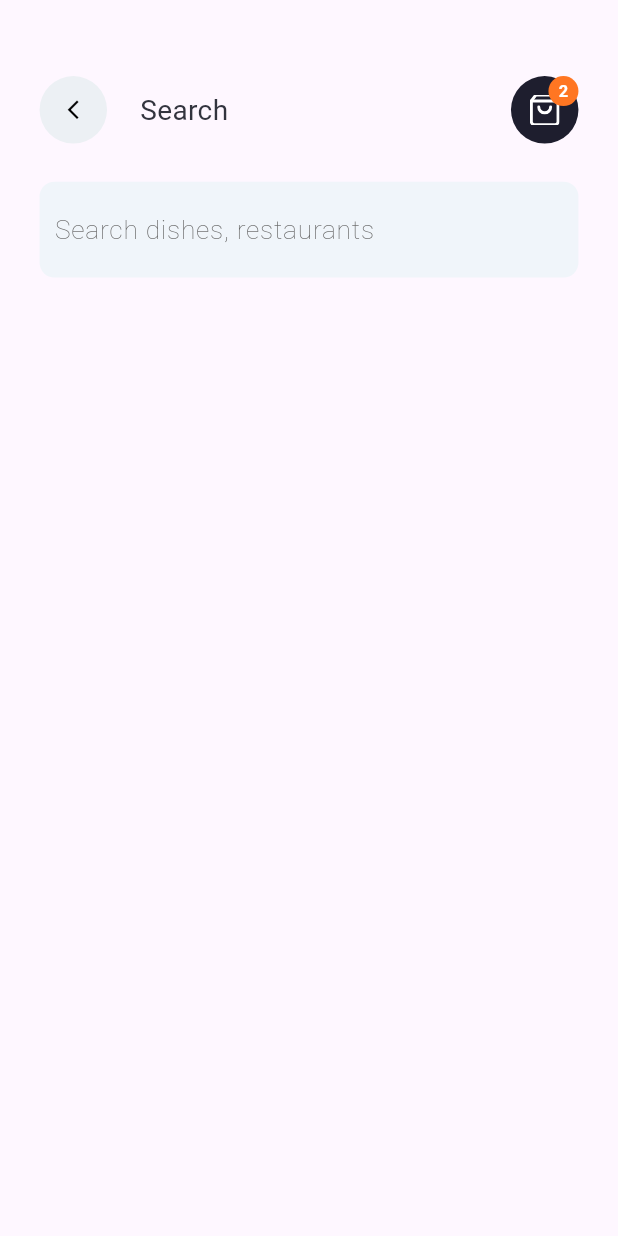
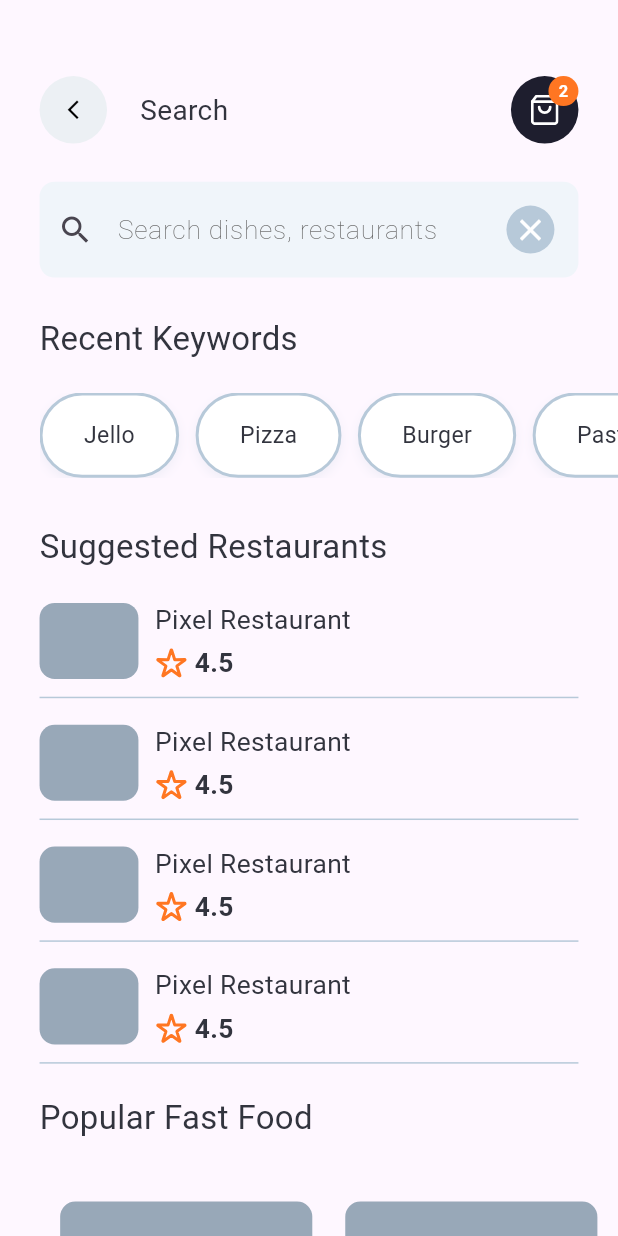
Before and after one commit to Teewhydot/food, a Flutter app: the screen it shows after launch, on a phone screen of 412 x 824 dp. Run offline on Flutter 3.47's test engine with Material 3 defaults, Android fonts, the phone set to English and light mode, and no system bars; our stand-ins replace cached_network_image, dartz, firebase_auth, flutter_screenutil, flutter_svg, get and 6 more; accounts and stored records are empty; Roboto replaces fonts that are missing (Sen).

Commit message:
Continued working on search screen.

```diff
--- /dev/null
+++ b/devtools_options.yaml
@@ -0,0 +1,3 @@
+description: This file stores settings for Dart & Flutter DevTools.
+documentation: https://docs.flutter.dev/tools/devtools/extensions#configure-extension-enablement-states
+extensions:
--- a/lib/food/components/image.dart
+++ b/lib/food/components/image.dart
@@ -3,13 +3,13 @@ import 'package:flutter/material.dart';
 import 'package:flutter_screenutil/flutter_screenutil.dart';
 import 'package:flutter_svg/svg.dart';
 
-enum FoodImageType { asset, network, svg }
+enum FoodAssetType { asset, network, svg }
 
 class FImage extends StatelessWidget {
   final String assetPath;
   final double width, height, borderRadius;
   final BoxFit fit;
-  final FoodImageType imageType;
+  final FoodAssetType assetType;
   final Color? svgAssetColor;
   final MainAxisAlignment imageAlignment = MainAxisAlignment.center;
 
@@ -21,20 +21,20 @@ class FImage extends StatelessWidget {
     this.borderRadius = 0.0,
     this.svgAssetColor,
     this.fit = BoxFit.cover,
-    this.imageType = FoodImageType.asset,
+    this.assetType = FoodAssetType.asset,
   });
   @override
   Widget build(BuildContext context) {
     return ClipRRect(
       borderRadius: BorderRadius.circular(borderRadius),
-      child: switch (imageType) {
-        FoodImageType.asset => Image.asset(
+      child: switch (assetType) {
+        FoodAssetType.asset => Image.asset(
           assetPath,
           width: width.w,
           height: height.h,
           fit: fit,
         ),
-        FoodImageType.network => CachedNetworkImage(
+        FoodAssetType.network => CachedNetworkImage(
           imageUrl: assetPath,
           width: width.w,
           height: height.h,
@@ -44,11 +44,10 @@ class FImage extends StatelessWidget {
               (context, url) =>
                   const Center(child: CircularProgressIndicator.adaptive()),
         ),
-        FoodImageType.svg => SvgPicture.asset(
+        FoodAssetType.svg => SvgPicture.asset(
           assetPath,
           width: width.w,
           height: height.h,
-          fit: fit,
           color: svgAssetColor,
         ),
       },
--- a/lib/food/components/textfields.dart
+++ b/lib/food/components/textfields.dart
@@ -39,7 +39,7 @@ class FTextField extends StatelessWidget {
   final VoidCallback? dropDownPressed;
   final bool hasLabel;
   final double height;
-  final Widget? prefix;
+  final Widget? prefix, suffix;
   final TextCapitalization textCapitalization;
   const FTextField({
     super.key,
@@ -77,6 +77,7 @@ class FTextField extends StatelessWidget {
     this.hasLabel = true,
     this.height = 62,
     this.prefix,
+    this.suffix,
   });
 
   @override
@@ -145,9 +146,14 @@ class FTextField extends StatelessWidget {
                             size: 20.sp,
                           ),
                         )
-                        : isDropDown == null
-                        ? const SizedBox.shrink()
-                        : Container(child: isDropDown),
+                        : Padding(
+                          padding: const EdgeInsetsDirectional.only(
+                            end: 16,
+                            // top: 21,
+                            // bottom: 21,
+                          ),
+                          child: suffix,
+                        ),
                 errorStyle: TextStyle(
                   height: 1.2.sp,
                   color: Colors.red,
--- a/lib/food/features/auth/presentation/screens/location.dart
+++ b/lib/food/features/auth/presentation/screens/location.dart
@@ -37,7 +37,7 @@ class _LocationState extends State<Location> {
             FButton(
               buttonText: "ACCESS LOCATION",
               icon: FImage(
-                imageType: FoodImageType.svg,
+                assetType: FoodAssetType.svg,
                 assetPath: Assets.svgsLocationIcon,
                 width: 32,
                 height: 32,
--- a/lib/food/features/auth/presentation/widgets/auth_template.dart
+++ b/lib/food/features/auth/presentation/widgets/auth_template.dart
@@ -38,7 +38,7 @@ class _AuthTemplateState extends State<AuthTemplate> {
           Container(width: 1.sw, color: kAuthBgColorDark),
           FImage(
             assetPath: Assets.svgsSpiralDesign,
-            imageType: FoodImageType.svg,
+            assetType: FoodAssetType.svg,
             width: 177,
             height: 177,
           ),
@@ -46,7 +46,7 @@ class _AuthTemplateState extends State<AuthTemplate> {
             right: 0,
             child: FImage(
               assetPath: Assets.svgsLineDesign,
-              imageType: FoodImageType.svg,
+              assetType: FoodAssetType.svg,
               width: 201,
               height: 444,
               svgAssetColor: widget.lineDesignColor,
--- a/lib/food/features/home/presentation/screens/search.dart
+++ b/lib/food/features/home/presentation/screens/search.dart
@@ -4,11 +4,14 @@ import 'package:food/food/components/scaffold.dart';
 import 'package:food/food/components/texts/texts.dart';
 import 'package:food/food/core/theme/colors.dart';
 import 'package:food/food/features/auth/presentation/widgets/back_widget.dart';
+import 'package:food/food/features/home/presentation/screens/home.dart';
 import 'package:food/food/features/home/presentation/widgets/cart_widget.dart';
 import 'package:food/food/features/home/presentation/widgets/search_widget.dart';
 import 'package:get/get.dart';
 
 import '../../../../core/constants/app_constants.dart';
+import '../widgets/food_widget.dart';
+import '../widgets/restaurant_widget.dart';
 
 class Search extends StatefulWidget {
   const Search({super.key});
@@ -18,10 +21,12 @@ class Search extends StatefulWidget {
 }
 
 class _SearchState extends State<Search> {
+  List<String> recentKeywords = ["Jello", "Pizza", "Burger", "Pasta", "Salad"];
   @override
   Widget build(BuildContext context) {
     return FScaffold(
-      body: Column(
+      body: SingleChildScrollView(
+        child: Column(
           children: [
             50.verticalSpace,
             Row(
@@ -44,8 +49,106 @@ class _SearchState extends State<Search> {
             ),
             25.verticalSpace,
             SearchWidget(),
+            25.verticalSpace,
+            SectionHead(title: "Recent Keywords", isActionVisible: false),
+            20.verticalSpace,
+            SizedBox(
+              height: 56.h,
+              child: ListView.separated(
+                separatorBuilder: (context, index) => 10.horizontalSpace,
+                scrollDirection: Axis.horizontal,
+                itemCount: recentKeywords.length,
+                itemBuilder: (context, index) {
+                  return KeywordWidget(keyword: recentKeywords[index]);
+                },
+              ),
+            ),
+            30.verticalSpace,
+            SectionHead(title: "Suggested Restaurants", isActionVisible: false),
+            20.verticalSpace,
+            SingleChildScrollView(
+              scrollDirection: Axis.vertical,
+              child: Column(
+                spacing: 16,
+                children: [
+                  SuggestedRestaurant(name: "Pixel Restaurant", rating: "4.5"),
+                  SuggestedRestaurant(name: "Pixel Restaurant", rating: "4.5"),
+
+                  SuggestedRestaurant(name: "Pixel Restaurant", rating: "4.5"),
+                  SuggestedRestaurant(name: "Pixel Restaurant", rating: "4.5"),
+                ],
+              ),
+            ).paddingOnly(right: AppConstants.defaultPadding.w),
+            20.verticalSpace,
+            SectionHead(title: "Popular Fast Food", isActionVisible: false),
+            40.verticalSpace,
+            Wrap(
+              spacing: 20.w,
+              runSpacing: 20.h,
+              children: [
+                PopularFastFood(
+                  image: "assets/images/food1.png",
+                  name: "Pizza",
+                  restaurantName: "4.5",
+                  price: "\$10.00",
+                ),
+                PopularFastFood(
+                  image: "assets/images/food1.png",
+                  name: "Pizza",
+                  restaurantName: "4.5",
+                  price: "\$10.00",
+                ),
+                PopularFastFood(
+                  image: "assets/images/food1.png",
+                  name: "Pizza",
+                  restaurantName: "4.5",
+                  price: "\$10.00",
+                ),
+                PopularFastFood(
+                  image: "assets/images/food1.png",
+                  name: "Pizza",
+                  restaurantName: "4.5",
+                  price: "\$10.00",
+                ),
+              ],
+            ),
           ],
         ).paddingOnly(left: AppConstants.defaultPadding.w),
+      ),
     );
   }
 }
+
+class KeywordWidget extends StatelessWidget {
+  final String keyword;
+  const KeywordWidget({super.key, required this.keyword});
+
+  @override
+  Widget build(BuildContext context) {
+    return IntrinsicWidth(
+      child: Container(
+        height: 46.h,
+        decoration: BoxDecoration(
+          color: kWhiteColor,
+          borderRadius: BorderRadius.circular(33.r),
+          border: Border.all(color: kGreyColor, width: 2),
+          boxShadow: [
+            BoxShadow(
+              color: kGreyColor.withOpacity(0.2),
+              blurRadius: 5,
+              offset: const Offset(0, 3),
+            ),
+          ],
+        ),
+        child: Center(
+          child: FText(
+            text: keyword,
+            fontSize: 14,
+            fontWeight: FontWeight.w400,
+            color: kTextColorDark,
+          ).paddingSymmetric(horizontal: 25.w),
+        ),
+      ),
+    );
+  }
+}
--- a/lib/food/features/home/presentation/widgets/cart_widget.dart
+++ b/lib/food/features/home/presentation/widgets/cart_widget.dart
@@ -17,7 +17,7 @@ class CartWidget extends StatelessWidget {
           backgroundColor: kAuthBgColor,
           child: FImage(
             assetPath: Assets.svgsCartIcon,
-            imageType: FoodImageType.svg,
+            assetType: FoodAssetType.svg,
             svgAssetColor: kWhiteColor,
             width: 18,
             height: 20,
--- /dev/null
+++ b/lib/food/features/home/presentation/widgets/food_widget.dart
@@ -0,0 +1,24 @@
+import 'package:flutter/material.dart';
+import 'package:food/food/features/home/presentation/widgets/trapezoid_container.dart';
+import 'package:food/food/features/onboarding/presentation/widgets/food_container.dart';
+
+class PopularFastFood extends StatelessWidget {
+  final String image, name, restaurantName, price;
+  const PopularFastFood({
+    super.key,
+    required this.image,
+    required this.name,
+    required this.restaurantName,
+    required this.price,
+  });
+
+  @override
+  Widget build(BuildContext context) {
+    return Stack(
+      children: [
+        CustomPaint(painter: RPSCustomPainter(), size: Size(150, 123)),
+        FoodContainer(width: 153, height: 130),
+      ],
+    );
+  }
+}
--- a/lib/food/features/home/presentation/widgets/restaurant_widget.dart
+++ b/lib/food/features/home/presentation/widgets/restaurant_widget.dart
@@ -54,7 +54,7 @@ class RestaurantWidget extends StatelessWidget {
               children: [
                 FImage(
                   assetPath: Assets.svgsRating,
-                  imageType: FoodImageType.svg,
+                  assetType: FoodAssetType.svg,
                   width: 20,
                   height: 20,
                 ),
@@ -71,7 +71,7 @@ class RestaurantWidget extends StatelessWidget {
               children: [
                 FImage(
                   assetPath: Assets.svgsTruck,
-                  imageType: FoodImageType.svg,
+                  assetType: FoodAssetType.svg,
                   width: 20,
                   height: 20,
                 ),
@@ -88,7 +88,7 @@ class RestaurantWidget extends StatelessWidget {
               children: [
                 FImage(
                   assetPath: Assets.svgsClock,
-                  imageType: FoodImageType.svg,
+                  assetType: FoodAssetType.svg,
                   width: 20,
                   height: 20,
                 ),
@@ -108,3 +108,63 @@ class RestaurantWidget extends StatelessWidget {
     );
   }
 }
+
+class SuggestedRestaurant extends StatelessWidget {
+  final String name, rating;
+
+  const SuggestedRestaurant({
+    super.key,
+    required this.name,
+    required this.rating,
+  });
+
+  @override
+  Widget build(BuildContext context) {
+    return Column(
+      children: [
+        Row(
+          children: [
+            FoodContainer(
+              width: 60,
+              height: 50,
+              borderRadius: 10,
+              child: Container(),
+            ),
+            10.horizontalSpace,
+            Column(
+              crossAxisAlignment: CrossAxisAlignment.start,
+              children: [
+                FText(
+                  text: name,
+                  fontSize: 16,
+                  fontWeight: FontWeight.w400,
+                  color: kTextColorDark,
+                ),
+                4.verticalSpace,
+                Row(
+                  children: [
+                    FImage(
+                      assetPath: Assets.svgsRating,
+                      assetType: FoodAssetType.svg,
+                      width: 20,
+                      height: 20,
+                    ),
+                    4.horizontalSpace,
+                    FText(
+                      text: rating,
+                      fontSize: 16,
+                      fontWeight: FontWeight.w700,
+                      color: kTextColorDark,
+                    ),
+                  ],
+                ),
+              ],
+            ),
+          ],
+        ),
+        10.verticalSpace,
+        Divider(color: kGreyColor, height: 1, thickness: 1),
+      ],
+    );
+  }
+}
--- a/lib/food/features/home/presentation/widgets/search_widget.dart
+++ b/lib/food/features/home/presentation/widgets/search_widget.dart
@@ -1,6 +1,7 @@
 import 'package:flutter/material.dart';
 import 'package:flutter_screenutil/flutter_screenutil.dart';
 import 'package:food/food/components/textfields.dart';
+import 'package:food/food/core/theme/colors.dart';
 import 'package:get/get.dart';
 
 import '../../../../core/constants/app_constants.dart';
@@ -20,6 +21,16 @@ class _SearchWidgetState extends State<SearchWidget> {
       hasLabel: false,
       hintText: "Search dishes, restaurants",
       action: TextInputAction.search,
+      prefix: Icon(Icons.search),
+      suffix: GestureDetector(
+        onTap: () {},
+        child: CircleAvatar(
+          radius: 1,
+          backgroundColor: kGreyColor,
+          child: Icon(Icons.close_outlined, color: kWhiteColor),
+        ),
+      ),
+      keyboardType: TextInputType.text,
     ).paddingOnly(right: AppConstants.defaultPadding.w);
   }
 }
--- a/lib/food/features/onboarding/presentation/screens/splash_screen.dart
+++ b/lib/food/features/onboarding/presentation/screens/splash_screen.dart
@@ -33,7 +33,7 @@ class _SplashScreenState extends State<SplashScreen> {
         children: [
           Center(
             child: FImage(
-              imageType: FoodImageType.svg,
+              assetType: FoodAssetType.svg,
               assetPath: Assets.svgsLogo,
               width: 121,
               height: 60,
@@ -43,7 +43,7 @@ class _SplashScreenState extends State<SplashScreen> {
             bottom: 0,
             right: 0,
             child: FImage(
-              imageType: FoodImageType.svg,
+              assetType: FoodAssetType.svg,
               assetPath: Assets.svgsSplashDesign,
               width: 295,
               height: 295,
--- a/lib/food/features/onboarding/presentation/widgets/food_container.dart
+++ b/lib/food/features/onboarding/presentation/widgets/food_container.dart
@@ -3,7 +3,7 @@ import 'package:flutter_screenutil/flutter_screenutil.dart';
 import 'package:food/food/core/theme/colors.dart';
 
 class FoodContainer extends StatelessWidget {
-  final Widget child;
+  final Widget? child;
   final double padding,
       height,
       width,
@@ -17,7 +17,7 @@ class FoodContainer extends StatelessWidget {
   final bool hasBorder, hasUniquePadding;
   const FoodContainer({
     super.key,
-    required this.child,
+    this.child,
     this.padding = 0.0,
     this.height = 0.0,
     this.width = 0.0,
--- a/lib/main.dart
+++ b/lib/main.dart
@@ -1,4 +1,5 @@
 import 'package:flutter/material.dart';
+import 'package:flutter/rendering.dart';
 import 'package:flutter_screenutil/flutter_screenutil.dart';
 import 'package:food/food/app/init.dart';
 import 'package:food/food/core/routes/getx_route_module.dart';
@@ -7,7 +8,7 @@ import 'package:food/food/features/home/presentation/screens/search.dart';
 import 'package:get/get.dart';
 
 void main() {
-  // debugPaintSizeEnabled = true;
+  debugPaintSizeEnabled = true;
   AppConfig.init();
   runApp(const MyApp());
 }
@@ -27,7 +28,7 @@ class MyApp extends StatelessWidget {
         theme: FoodTheme.lightTheme,
         darkTheme: FoodTheme.darkTheme,
         themeMode: ThemeMode.light,
-        home: const Search(),
+        home: Search(),
       ),
     );
   }
```
Also changed, not shown: lib/food/features/home/presentation/screens/home.dart (+4 -4 lines), lib/food/features/home/presentation/widgets/trapezoid_container.dart (added, +55 -0 lines), assets/svgs/close_icon.svg (added), assets/svgs/trapezoid_container.svg (added), lib/generated/assets.dart. Lines whose indentation alone changed are shown as unchanged.
